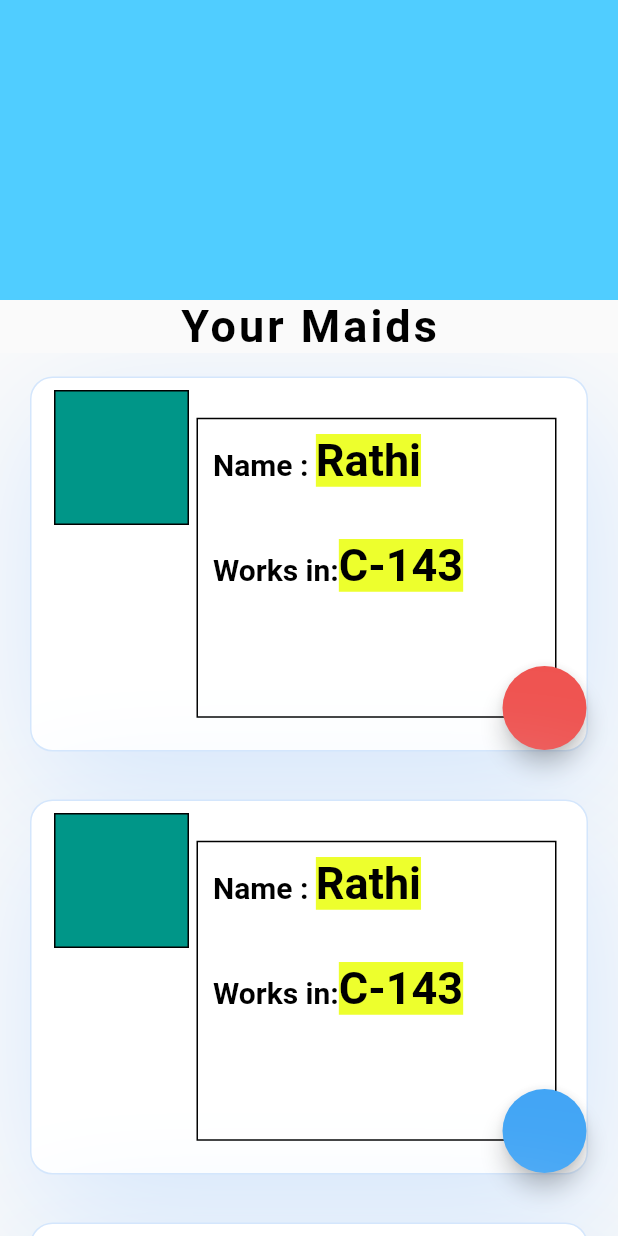
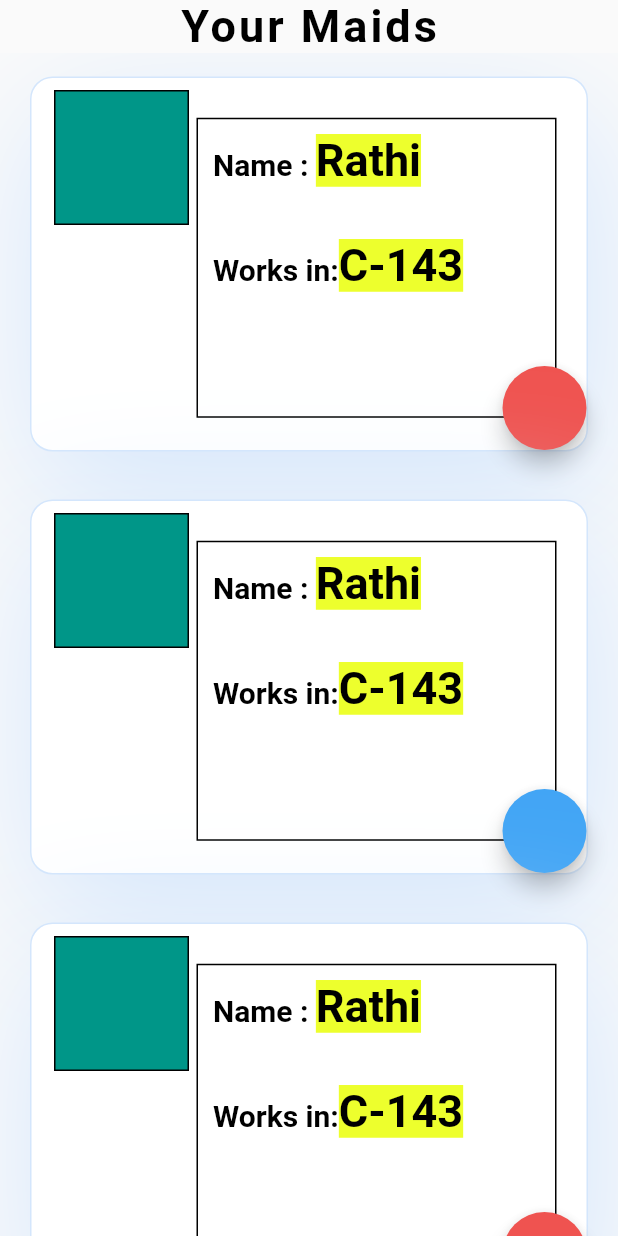
Before and after one commit to ritik-rathi/freelance_project, a Flutter app: the MaidScreen screen opened directly, on a phone screen of 412 x 824 dp. Run offline on Flutter 3.47's test engine with Material 2 defaults, Android fonts, the phone set to English and light mode, and no system bars; our stand-ins replace cloud_firestore, firebase_auth, image_picker; accounts and stored records are empty; Roboto replaces fonts that are missing (Raleway).

Commit message:
maid detail

```diff
--- a/lib/login.dart
+++ b/lib/login.dart
@@ -604,7 +604,7 @@ Widget _buildTeacherSignIn(BuildContext context) {
                       ),
                     ),
                     onPressed: () {
-                      Navigator.pushNamed(context, '/guard');
+                      Navigator.pushNamed(context, '/splash');
                       // login();
                       // Navigator.pushNamed(context, '/home');
                     } // showInSnackBar("Login button pressed")),
--- a/lib/main.dart
+++ b/lib/main.dart
@@ -20,13 +20,14 @@ class MyApp extends StatelessWidget {
       debugShowCheckedModeBanner: false,
       title: 'HOMANTRA',
       theme: ThemeData(fontFamily: 'Raleway', primaryColor: Color(0xFF50CDFF)),
-      home: NewVisitorPage(),
+      home: Login(),
       routes: {
         '/newvisitor': (context) => NewVisitorPage(),
         '/user': (context) => Profile(),
         '/guard': (context) => MainScreen(),
         '/delivery': (context) => DeliveryPage(),
-        '/maidrec': (context) => MaidRec()
+        '/maidrec': (context) => MaidRec(),
+        '/splash': (context) => SplashScreen()
       },
     );
   }
--- a/lib/user_screens/maid_screen.dart
+++ b/lib/user_screens/maid_screen.dart
@@ -1,15 +1,15 @@
 import 'package:flutter/material.dart';
 
 class MaidScreen extends StatelessWidget {
-  Color highlightColor = Color(0xffedff2d);
-  Color color = Color(0xFF50CDFF);
+  final Color highlightColor = Color(0xffedff2d);
+  final Color color = Color(0xFF50CDFF);
   @override
   Widget build(BuildContext context) {
     return Scaffold(
       body: Column(
         children: <Widget>[
           Container(
-            height: 200.0,
+            height: 0.0,
             width: double.infinity,
             color: color,
           ),
--- a/lib/user_screens/profile_screen.dart
+++ b/lib/user_screens/profile_screen.dart
@@ -38,7 +38,7 @@ class _ProfileScreenState extends State<ProfileScreen> {
                         ),
                         child: IconButton(
                           onPressed: (){},
-                          icon: Icon(Icons.edit, size: 30),
+                          icon: Icon(Icons.edit, size: 30,),
                           color: color,
                         ),
                       ),
```
Also changed, not shown: lib/guard_screens/maid_sched.dart (added, +21 -0 lines).
